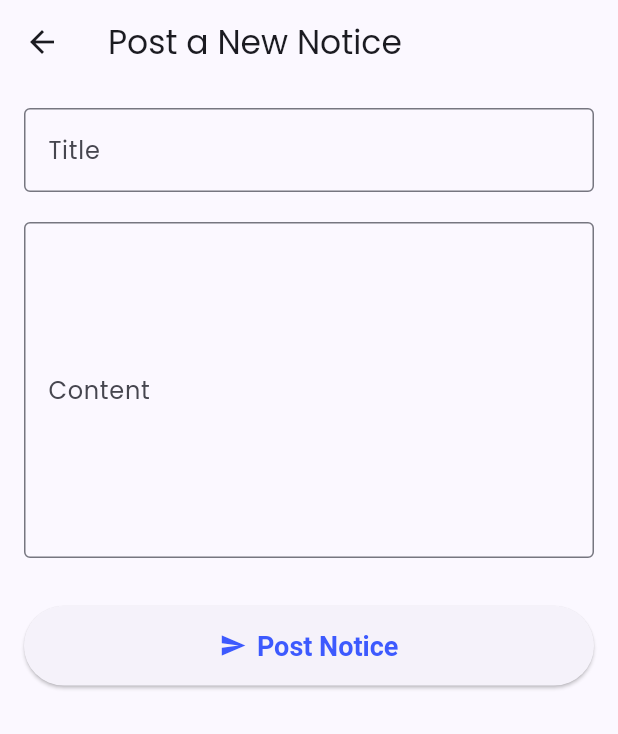
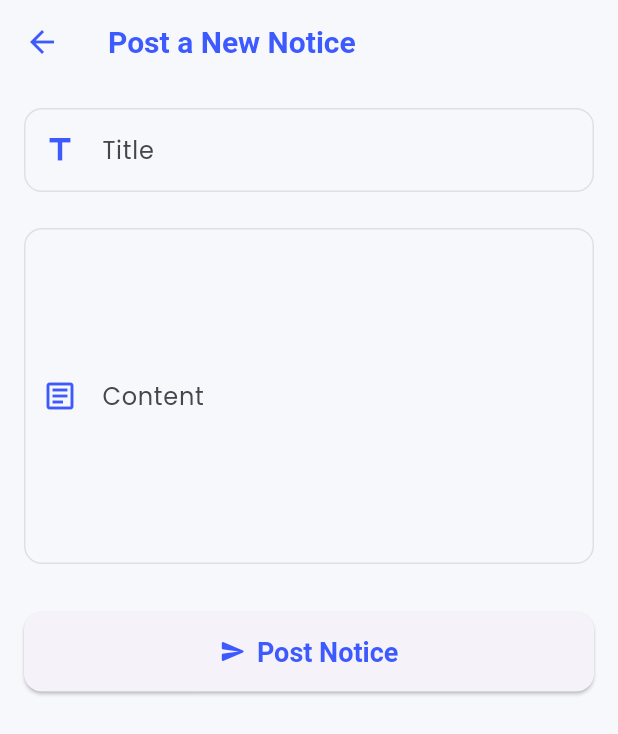
Before and after one commit to OMAR-0184/hostel-mess-frontend, a Flutter app: the PostNoticeScreen screen opened directly, on a phone screen of 412 x 824 dp. Shown: the top 734 px of the screen. Run offline on Flutter 3.47's test engine with Material 3 defaults, Android fonts, the light colour scheme and no system bars; our stand-ins replace flutter_staggered_animations, google_fonts, lottie, shared_preferences; accounts and stored records are empty.

Commit message:
added post-notice-screen...set-menu-screen...and fixed some minor bugs

```diff
--- a/lib/api/api_service.dart
+++ b/lib/api/api_service.dart
@@ -34,6 +34,11 @@ class ApiService {
     return http.post(url, headers: headers, body: json.encode(body));
   }
 
+  Future<http.Response> patch(String endpoint, Map<String, dynamic> body) async {
+    final url = Uri.parse('$_baseUrl$endpoint');
+    final headers = await _getHeaders();
+    return http.patch(url, headers: headers, body: json.encode(body));
+  }
 
   Future<http.Response> delete(String endpoint) async {
     final url = Uri.parse('$_baseUrl$endpoint');
--- /dev/null
+++ b/lib/screens/post_notice_screen.dart
@@ -0,0 +1,151 @@
+// lib/screens/admin/post_notice_screen.dart
+
+import 'package:flutter/material.dart';
+import 'package:provider/provider.dart';
+import '../../provider/admin_provider.dart';
+
+class PostNoticeScreen extends StatefulWidget {
+  // Removed 'const' from the constructor
+  PostNoticeScreen({Key? key}) : super(key: key);
+
+  @override
+  _PostNoticeScreenState createState() => _PostNoticeScreenState();
+}
+
+class _PostNoticeScreenState extends State<PostNoticeScreen> {
+  final _titleController = TextEditingController();
+  final _contentController = TextEditingController();
+  final _formKey = GlobalKey<FormState>();
+
+  void _submitNotice() async {
+    if (!_formKey.currentState!.validate()) {
+      return;
+    }
+
+    final adminProvider = Provider.of<AdminProvider>(context, listen: false);
+    final success = await adminProvider.postNotice(
+      title: _titleController.text,
+      content: _contentController.text,
+    );
+
+    if (mounted) {
+      ScaffoldMessenger.of(context).showSnackBar(
+        SnackBar(
+          content: Text(success ? 'Notice posted successfully!' : adminProvider.error ?? 'Failed to post notice.'),
+          backgroundColor: success ? Colors.green : Colors.red,
+        ),
+      );
+      if (success) {
+        Navigator.of(context).pop();
+      }
+    }
+  }
+
+  @override
+  Widget build(BuildContext context) {
+    final theme = Theme.of(context);
+    return Scaffold(
+      backgroundColor: theme.colorScheme.background,
+      appBar: AppBar(
+        title: const Text('Post a New Notice'),
+        backgroundColor: Colors.transparent,
+        elevation: 0,
+        iconTheme: IconThemeData(color: theme.colorScheme.primary),
+        titleTextStyle: TextStyle(
+          color: theme.colorScheme.primary,
+          fontSize: 20,
+          fontWeight: FontWeight.bold,
+        ),
+      ),
+      body: SingleChildScrollView(
+        padding: const EdgeInsets.all(16.0),
+        child: Form(
+          key: _formKey,
+          child: Column(
+            crossAxisAlignment: CrossAxisAlignment.start,
+            children: [
+              _buildTextField(
+                controller: _titleController,
+                labelText: 'Title',
+                hintText: 'Enter the notice title',
+                icon: Icons.title,
+                validator: (value) {
+                  if (value == null || value.isEmpty) {
+                    return 'Please enter a title';
+                  }
+                  return null;
+                },
+              ),
+              const SizedBox(height: 24),
+              _buildTextField(
+                controller: _contentController,
+                labelText: 'Content',
+                hintText: 'Enter the full content of the notice...',
+                icon: Icons.article_outlined,
+                maxLines: 8,
+                validator: (value) {
+                  if (value == null || value.isEmpty) {
+                    return 'Please enter the notice content';
+                  }
+                  return null;
+                },
+              ),
+              const SizedBox(height: 32),
+              Consumer<AdminProvider>(
+                builder: (context, provider, child) => SizedBox(
+                  width: double.infinity,
+                  child: ElevatedButton.icon(
+                    onPressed: provider.isSubmitting ? null : _submitNotice,
+                    icon: const Icon(Icons.send_rounded),
+                    label: provider.isSubmitting
+                        ? const CircularProgressIndicator(color: Colors.white)
+                        : const Text('Post Notice'),
+                    style: ElevatedButton.styleFrom(
+                      padding: const EdgeInsets.symmetric(vertical: 16),
+                      textStyle: const TextStyle(fontSize: 18, fontWeight: FontWeight.bold),
+                      shape: RoundedRectangleBorder(
+                        borderRadius: BorderRadius.circular(12),
+                      ),
+                    ),
+                  ),
+                ),
+              ),
+            ],
+          ),
+        ),
+      ),
+    );
+  }
+
+  Widget _buildTextField({
+    required TextEditingController controller,
+    required String labelText,
+    required String hintText,
+    required IconData icon,
+    int maxLines = 1,
+    String? Function(String?)? validator,
+  }) {
+    final theme = Theme.of(context);
+    return TextFormField(
+      controller: controller,
+      maxLines: maxLines,
+      validator: validator,
+      decoration: InputDecoration(
+        labelText: labelText,
+        hintText: hintText,
+        prefixIcon: Icon(icon, color: theme.colorScheme.primary),
+        border: OutlineInputBorder(
+          borderRadius: BorderRadius.circular(12),
+        ),
+        enabledBorder: OutlineInputBorder(
+          borderRadius: BorderRadius.circular(12),
+          borderSide: BorderSide(color: Colors.grey.shade300),
+        ),
+        focusedBorder: OutlineInputBorder(
+          borderRadius: BorderRadius.circular(12),
+          borderSide: BorderSide(color: theme.colorScheme.primary, width: 2),
+        ),
+      ),
+    );
+  }
+}
```
Also changed, not shown: lib/provider/admin_provider.dart (+54 -0 lines), lib/screens/set_menu_screen.dart (added, +127 -0 lines), lib/screens/user_management_screen.dart (+122 -6 lines).
